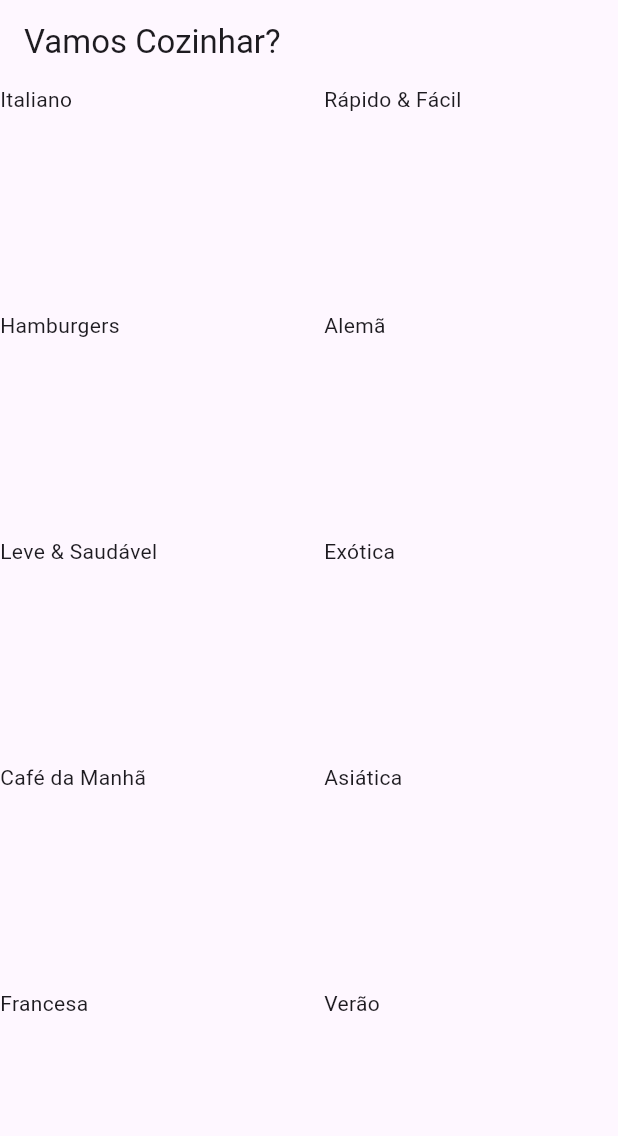
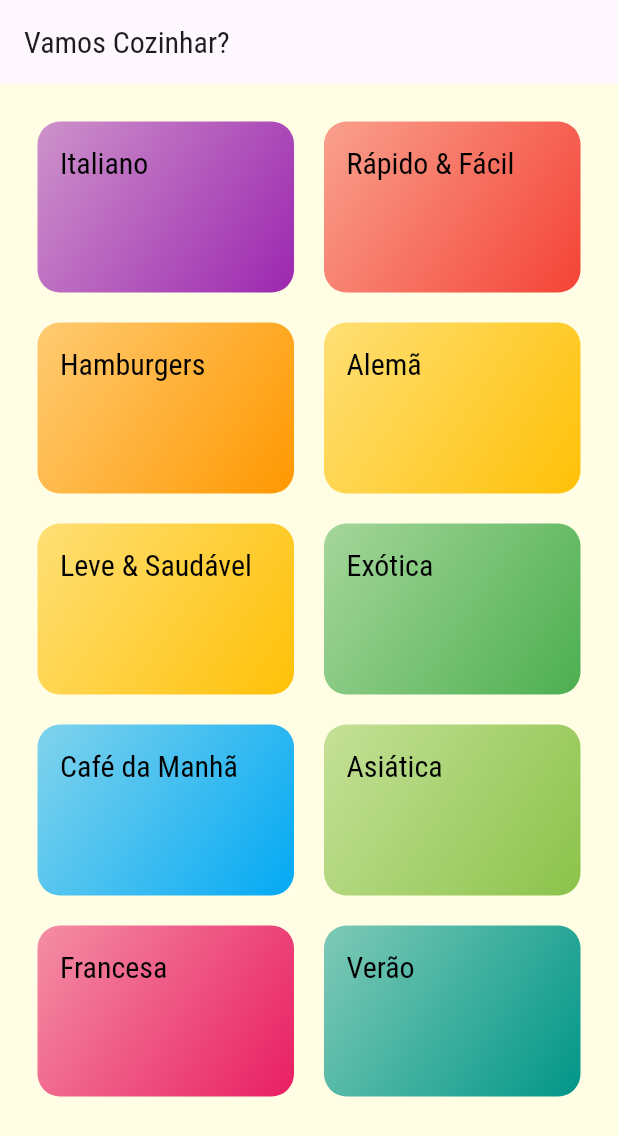
Before and after one commit to CantarinoG/meals-app, a Flutter app: the screen it shows after launch, on a phone screen of 412 x 824 dp. Shown: the top 1136 px of the screen. Run offline on Flutter 3.47's test engine with Material 3 defaults, Android fonts, the phone set to English and light mode, and no system bars.

Commit message:
Add categories view design

```diff
--- a/lib/components/category_item.dart
+++ b/lib/components/category_item.dart
@@ -9,7 +9,22 @@ class CategoryItem extends StatelessWidget {
   @override
   Widget build(BuildContext context) {
     return Container(
-      child: Text(category.title),
+      padding: EdgeInsets.all(15),
+      child: Text(
+        category.title,
+        style: Theme.of(context).textTheme.titleLarge,
+      ),
+      decoration: BoxDecoration(
+        borderRadius: BorderRadius.circular(15),
+        gradient: LinearGradient(
+          colors: [
+            category.color.withOpacity(0.5),
+            category.color,
+          ],
+          begin: Alignment.topLeft,
+          end: Alignment.bottomRight,
+        ),
+      ),
     );
   }
 }
--- a/lib/main.dart
+++ b/lib/main.dart
@@ -6,10 +6,26 @@ void main() => runApp(MyApp());
 class MyApp extends StatelessWidget {
   @override
   Widget build(BuildContext context) {
+    final ThemeData tema = ThemeData();
+
     return MaterialApp(
       title: 'DeliMeals',
-      theme: ThemeData(
-        primarySwatch: Colors.blue,
+      theme: tema.copyWith(
+        colorScheme: tema.colorScheme.copyWith(
+            primary: Colors.pink,
+            secondary: Colors.amber,
+            background: Color.fromRGBO(255, 254, 229, 1)),
+        textTheme: tema.textTheme.copyWith(
+          bodyLarge: TextStyle(
+            fontFamily: 'Raleway',
+            fontSize: 18,
+          ),
+          titleLarge: TextStyle(
+            fontSize: 20,
+            color: Colors.black,
+            fontFamily: 'RobotoCondensed',
+          ),
+        ),
       ),
       home: CategoriesScreen(),
     );
--- a/lib/screens/categories_screen.dart
+++ b/lib/screens/categories_screen.dart
@@ -11,7 +11,9 @@ class CategoriesScreen extends StatelessWidget {
       appBar: AppBar(
         title: Text("Vamos Cozinhar?"),
       ),
+      backgroundColor: Theme.of(context).colorScheme.background,
       body: GridView(
+        padding: EdgeInsets.all(25),
         gridDelegate: SliverGridDelegateWithMaxCrossAxisExtent(
             maxCrossAxisExtent: 200,
             childAspectRatio: 3 / 2,
```
Also changed, not shown: pubspec.yaml (+19 -11 lines), assets/fonts/Raleway-Black.ttf (added), assets/fonts/Raleway-Bold.ttf (added), assets/fonts/Raleway-Regular.ttf (added), assets/fonts/RobotoCondensed-Bold.ttf (added), assets/fonts/RobotoCondensed-Italic.ttf (added), assets/fonts/RobotoCondensed-Light.ttf (added), assets/fonts/RobotoCondensed-Regular.ttf (added), 1 other file.
